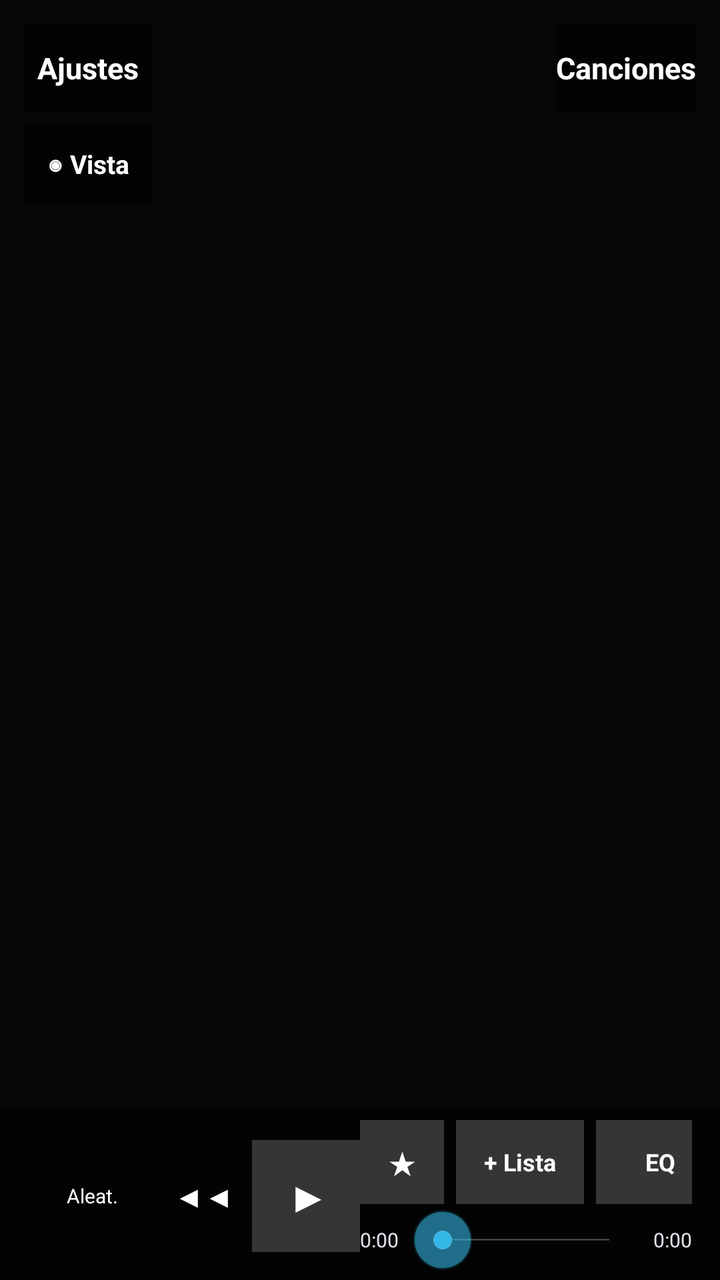
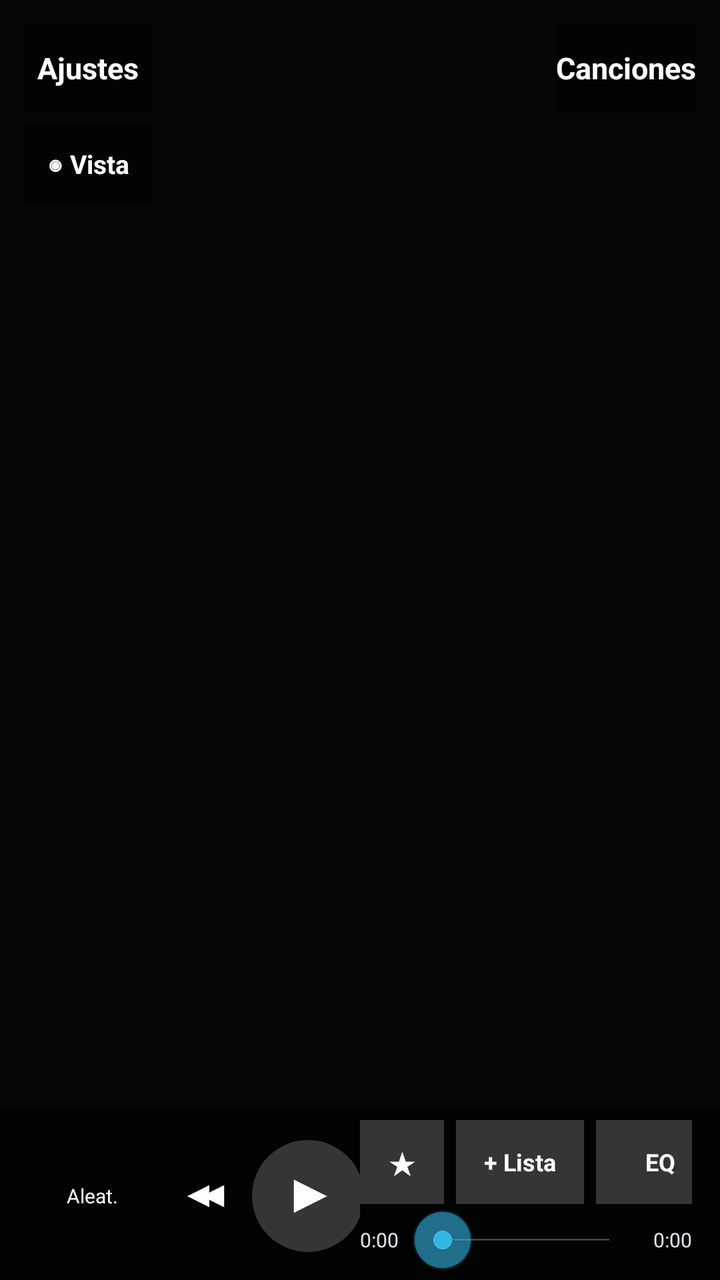

Before-and-after screenshots of an Android layout around one commit, followed by the original layout XML and the change that was made.
<!-- AndroidManifest.xml: application theme AppTheme -->
<!-- res/layout/activity_main.xml -->
<?xml version="1.0" encoding="utf-8"?>
<FrameLayout xmlns:android="http://schemas.android.com/apk/res/android"
    android:layout_width="match_parent"
    android:layout_height="match_parent"
    android:background="@color/bg">

    
    <FrameLayout
        android:id="@+id/paneReproduciendo"
        android:layout_width="match_parent"
        android:layout_height="match_parent">

        
        
        <ImageView
            android:id="@+id/artBg"
            android:layout_width="match_parent"
            android:layout_height="match_parent"
            android:scaleType="centerCrop"
            android:background="@color/bg"/>
        <View
            android:id="@+id/artScrim"
            android:layout_width="match_parent"
            android:layout_height="match_parent"
            android:background="#66000000"/>

        <com.euroaluminio.reproductor.VisualizerView
            android:id="@+id/vizBg"
            android:layout_width="match_parent"
            android:layout_height="match_parent"
            android:visibility="gone"/>

        <LinearLayout
            android:layout_width="match_parent"
            android:layout_height="match_parent"
            android:orientation="vertical">

        <FrameLayout
            android:layout_width="match_parent"
            android:layout_height="0dp"
            android:layout_weight="1">

        
        <ImageView
            android:id="@+id/art"
            android:layout_width="match_parent"
            android:layout_height="match_parent"
            android:scaleType="fitCenter"
            android:paddingTop="6dp"
            android:paddingBottom="14dp"
            android:src="@android:color/transparent"/>

        <com.euroaluminio.reproductor.ParticlesView
            android:id="@+id/particulas"
            android:layout_width="match_parent"
            android:layout_height="match_parent"
            android:visibility="gone"/>

        
        <Button
            android:id="@+id/btnAjustes"
            android:layout_width="wrap_content"
            android:layout_height="44dp"
            android:layout_gravity="top|left"
            android:layout_margin="12dp"
            android:text="Ajustes"
            android:textColor="#FFFFFF"
            android:textStyle="bold"
            android:textSize="15sp"
            android:background="#77000000"/>
        <Button
            android:id="@+id/btnVis"
            android:layout_width="wrap_content"
            android:layout_height="40dp"
            android:layout_gravity="top|left"
            android:layout_marginLeft="12dp"
            android:layout_marginTop="62dp"
            android:text="◉ Vista"
            android:textColor="#FFFFFF"
            android:textStyle="bold"
            android:textSize="13sp"
            android:background="#77000000"/>
        <Button
            android:id="@+id/btnAbrirLista"
            android:layout_width="wrap_content"
            android:layout_height="44dp"
            android:layout_gravity="top|right"
            android:layout_margin="12dp"
            android:text="Canciones"
            android:textColor="#FFFFFF"
            android:textStyle="bold"
            android:textSize="15sp"
            android:background="#77000000"/>

        </FrameLayout>

        
        <LinearLayout
            android:layout_width="match_parent"
            android:layout_height="wrap_content"
            android:orientation="vertical"
            android:background="#77000000"
            android:paddingLeft="14dp"
            android:paddingRight="14dp"
            android:paddingTop="6dp"
            android:paddingBottom="4dp">

            <LinearLayout
                android:layout_width="match_parent"
                android:layout_height="wrap_content"
                android:orientation="horizontal"
                android:gravity="center_vertical">

                
                <LinearLayout
                    android:layout_width="0dp"
                    android:layout_height="wrap_content"
                    android:layout_weight="1"
                    android:orientation="horizontal"
                    android:gravity="center_vertical">
                    <Button android:id="@+id/btnShuffle" android:layout_width="wrap_content" android:layout_height="38dp"
                        android:text="Aleat." android:textSize="10sp" android:textColor="#FFFFFF" android:background="@android:color/transparent"/>
                    <Button android:id="@+id/btnPrev" android:layout_width="48dp" android:layout_height="48dp"
                        android:text="◀◀" android:textSize="15sp" android:textColor="#FFFFFF" android:background="@android:color/transparent"/>
                    <Button android:id="@+id/btnPlay" android:layout_width="56dp" android:layout_height="56dp"
                        android:text="▶" android:textSize="22sp" android:textColor="#FFFFFF" android:background="#33FFFFFF"/>
                    <Button android:id="@+id/btnNext" android:layout_width="48dp" android:layout_height="48dp"
                        android:text="▶▶" android:textSize="15sp" android:textColor="#FFFFFF" android:background="@android:color/transparent"/>
                    <Button android:id="@+id/btnRepeat" android:layout_width="wrap_content" android:layout_height="38dp"
                        android:text="Repetir" android:textSize="10sp" android:textColor="#FFFFFF" android:background="@android:color/transparent"/>
                </LinearLayout>

                
                <LinearLayout
                    android:layout_width="0dp"
                    android:layout_height="wrap_content"
                    android:layout_weight="1"
                    android:orientation="vertical">
                    <LinearLayout android:layout_width="match_parent" android:layout_height="wrap_content"
                        android:orientation="horizontal" android:gravity="center_vertical">
                        <LinearLayout android:layout_width="0dp" android:layout_height="wrap_content" android:layout_weight="1" android:orientation="vertical">
                            <TextView android:id="@+id/title" android:layout_width="match_parent" android:layout_height="wrap_content"
                                android:text="Sonido JFV" android:textColor="#FFFFFF" android:textSize="15sp" android:textStyle="bold"
                                android:singleLine="true" android:ellipsize="end"
                                android:shadowColor="#000000" android:shadowDx="0" android:shadowDy="1" android:shadowRadius="6"/>
                            <TextView android:id="@+id/artist" android:layout_width="match_parent" android:layout_height="wrap_content"
                                android:text="Desliza para cambiar canción" android:textColor="#E0E0E8" android:textSize="12sp"
                                android:singleLine="true" android:ellipsize="end"
                                android:shadowColor="#000000" android:shadowDx="0" android:shadowDy="1" android:shadowRadius="6"/>
                        </LinearLayout>
                        <Button android:id="@+id/btnFav" android:layout_width="42dp" android:layout_height="42dp"
                            android:text="★" android:textSize="16sp" android:textColor="#FFFFFF" android:background="#33FFFFFF"/>
                        <Button android:id="@+id/btnMasLista" android:layout_width="wrap_content" android:layout_height="42dp"
                            android:text="+ Lista" android:textStyle="bold" android:textColor="#FFFFFF" android:background="#33FFFFFF" android:layout_marginLeft="6dp" android:textSize="12sp"/>
                        <Button android:id="@+id/btnEq" android:layout_width="wrap_content" android:layout_height="42dp"
                            android:text="EQ" android:textColor="#FFFFFF" android:textStyle="bold" android:background="#33FFFFFF" android:layout_marginLeft="6dp" android:textSize="12sp"/>
                    </LinearLayout>

                    <LinearLayout android:layout_width="match_parent" android:layout_height="wrap_content"
                        android:orientation="horizontal" android:gravity="center_vertical" android:layout_marginTop="2dp">
                        <TextView android:id="@+id/tCur" android:layout_width="wrap_content" android:layout_height="wrap_content"
                            android:text="0:00" android:textColor="#E0E0E8" android:textSize="10sp"/>
                        <SeekBar android:id="@+id/seek" android:layout_width="0dp" android:layout_height="wrap_content"
                            android:layout_weight="1" android:layout_marginLeft="6dp" android:layout_marginRight="6dp"/>
                        <TextView android:id="@+id/tDur" android:layout_width="wrap_content" android:layout_height="wrap_content"
                            android:text="0:00" android:textColor="#E0E0E8" android:textSize="10sp"/>
                    </LinearLayout>
                </LinearLayout>
            </LinearLayout>
        </LinearLayout>
        </LinearLayout>
    </FrameLayout>

    
    <LinearLayout
        android:id="@+id/paneLista"
        android:layout_width="match_parent"
        android:layout_height="match_parent"
        android:orientation="vertical"
        android:background="@color/bg"
        android:padding="10dp"
        android:visibility="gone">

        <LinearLayout
            android:layout_width="match_parent"
            android:layout_height="wrap_content"
            android:orientation="horizontal"
            android:gravity="center_vertical"
            android:paddingBottom="8dp">
            <Button android:id="@+id/btnVolver" android:layout_width="wrap_content" android:layout_height="46dp"
                android:text="&lt; Volver" android:textColor="@color/text" android:textSize="15sp"
                android:background="@color/surface"/>
            <TextView android:id="@+id/count" android:layout_width="0dp" android:layout_height="wrap_content"
                android:layout_weight="1" android:layout_marginLeft="12dp" android:text="Buscando música…"
                android:textColor="@color/muted" android:textSize="14sp"/>
            <Button android:id="@+id/btnReproCarpeta" android:layout_width="wrap_content" android:layout_height="46dp"
                android:text="Reproducir" android:textColor="@color/accent" android:textStyle="bold" android:textSize="13sp"
                android:background="@color/surface" android:visibility="gone"/>
            <Button android:id="@+id/btnAleatCarpeta" android:layout_width="wrap_content" android:layout_height="46dp"
                android:text="Aleatorio" android:textColor="@color/accent" android:textStyle="bold" android:textSize="13sp"
                android:background="@color/surface" android:layout_marginLeft="6dp" android:visibility="gone"/>
        </LinearLayout>

        <LinearLayout android:id="@+id/tabsRow" android:layout_width="match_parent" android:layout_height="wrap_content"
            android:orientation="horizontal" android:paddingBottom="8dp">
            <Button android:id="@+id/tabCarpetas" android:layout_width="0dp" android:layout_height="46dp"
                android:layout_weight="1" android:text="Carpetas" android:textStyle="bold" android:textColor="@color/accent" android:background="@color/surface2"/>
            <Button android:id="@+id/tabListas" android:layout_width="0dp" android:layout_height="46dp"
                android:layout_weight="1" android:layout_marginLeft="8dp" android:text="Mis Listas" android:textStyle="bold" android:textColor="@color/muted" android:background="@color/surface"/>
        </LinearLayout>

        <ListView
            android:id="@+id/list"
            android:layout_width="match_parent"
            android:layout_height="0dp"
            android:layout_weight="1"
            android:cacheColorHint="#00000000"
            android:divider="#18FFFFFF"
            android:dividerHeight="1dp"/>
    </LinearLayout>

    
    <LinearLayout
        android:id="@+id/paneAjustes"
        android:layout_width="match_parent"
        android:layout_height="match_parent"
        android:orientation="vertical"
        android:background="@color/bg"
        android:padding="12dp"
        android:visibility="gone">

        <LinearLayout android:layout_width="match_parent" android:layout_height="wrap_content"
            android:orientation="horizontal" android:gravity="center_vertical" android:paddingBottom="10dp">
            <Button android:id="@+id/btnCerrarAjustes" android:layout_width="wrap_content" android:layout_height="46dp"
                android:text="&lt; Reproduciendo" android:textColor="@color/text" android:textSize="15sp" android:background="@color/surface"/>
            <TextView android:layout_width="0dp" android:layout_height="wrap_content" android:layout_weight="1"
                android:layout_marginLeft="12dp" android:text="Ajustes · v26" android:textColor="@color/muted" android:textSize="15sp"/>
        </LinearLayout>

        <ScrollView android:layout_width="match_parent" android:layout_height="0dp" android:layout_weight="1">
            <LinearLayout android:layout_width="match_parent" android:layout_height="wrap_content" android:orientation="vertical">

                <TextView android:layout_width="match_parent" android:layout_height="wrap_content"
                    android:text="Vincular carpeta de música" android:textColor="@color/text" android:textSize="16sp" android:textStyle="bold"/>
                <TextView android:layout_width="match_parent" android:layout_height="wrap_content"
                    android:text="Elige la carpeta del USB donde está tu música. Solo mostrará esa carpeta." android:textColor="@color/muted" android:textSize="13sp" android:paddingTop="4dp"/>
                <Button android:id="@+id/btnVincular" android:layout_width="wrap_content" android:layout_height="48dp"
                    android:text="Elegir carpeta" android:textColor="@color/accent" android:textStyle="bold" android:background="@color/surface2" android:layout_marginTop="8dp"/>
                <TextView android:id="@+id/txtCarpetaVinc" android:layout_width="match_parent" android:layout_height="wrap_content"
                    android:text="" android:textColor="@color/accent" android:textSize="12sp" android:paddingTop="6dp"/>
                <Button android:id="@+id/btnDesvincular" android:layout_width="wrap_content" android:layout_height="42dp"
                    android:text="Ver toda la música otra vez" android:textColor="@color/muted" android:textSize="12sp" android:background="@android:color/transparent" android:visibility="gone"/>

                <View android:layout_width="match_parent" android:layout_height="1dp" android:background="#22FFFFFF" android:layout_marginTop="12dp" android:layout_marginBottom="12dp"/>

                <LinearLayout android:layout_width="match_parent" android:layout_height="wrap_content" android:orientation="horizontal" android:gravity="center_vertical">
                    <LinearLayout android:layout_width="0dp" android:layout_height="wrap_content" android:layout_weight="1" android:orientation="vertical">
                        <TextView android:layout_width="match_parent" android:layout_height="wrap_content" android:text="Descargar carátula al agregar" android:textColor="@color/text" android:textSize="16sp" android:textStyle="bold"/>
                        <TextView android:layout_width="match_parent" android:layout_height="wrap_content" android:text="Busca la portada en internet." android:textColor="@color/muted" android:textSize="13sp"/>
                    </LinearLayout>
                    <CheckBox android:id="@+id/chkAuto" android:layout_width="wrap_content" android:layout_height="wrap_content"/>
                </LinearLayout>

                <LinearLayout android:layout_width="match_parent" android:layout_height="wrap_content" android:orientation="horizontal" android:gravity="center_vertical" android:layout_marginTop="10dp">
                    <LinearLayout android:layout_width="0dp" android:layout_height="wrap_content" android:layout_weight="1" android:orientation="vertical">
                        <TextView android:layout_width="match_parent" android:layout_height="wrap_content" android:text="Grabar carátula dentro del MP3" android:textColor="@color/text" android:textSize="16sp" android:textStyle="bold"/>
                        <TextView android:layout_width="match_parent" android:layout_height="wrap_content" android:text="La guarda en el archivo, en su carpeta." android:textColor="@color/muted" android:textSize="13sp"/>
                    </LinearLayout>
                    <CheckBox android:id="@+id/chkEmbed" android:layout_width="wrap_content" android:layout_height="wrap_content"/>
                </LinearLayout>

                <View android:layout_width="match_parent" android:layout_height="1dp" android:background="#22FFFFFF" android:layout_marginTop="12dp" android:layout_marginBottom="12dp"/>

                <TextView android:layout_width="match_parent" android:layout_height="wrap_content" android:text="Calidad de la carátula" android:textColor="@color/text" android:textSize="16sp" android:textStyle="bold"/>
                <LinearLayout android:layout_width="wrap_content" android:layout_height="wrap_content" android:orientation="horizontal" android:layout_marginTop="8dp">
                    <Button android:id="@+id/calNormal" android:layout_width="wrap_content" android:layout_height="44dp" android:text="Normal" android:textSize="13sp" android:background="@color/surface"/>
                    <Button android:id="@+id/calAlta" android:layout_width="wrap_content" android:layout_height="44dp" android:text="Alta" android:textSize="13sp" android:background="@color/surface2" android:layout_marginLeft="6dp"/>
                    <Button android:id="@+id/calMaxima" android:layout_width="wrap_content" android:layout_height="44dp" android:text="Máxima" android:textSize="13sp" android:background="@color/surface" android:layout_marginLeft="6dp"/>
                </LinearLayout>

                <TextView android:layout_width="match_parent" android:layout_height="wrap_content" android:text="Tema de color" android:textColor="@color/text" android:textSize="16sp" android:textStyle="bold" android:layout_marginTop="14dp"/>
                <LinearLayout android:layout_width="wrap_content" android:layout_height="wrap_content" android:orientation="horizontal" android:layout_marginTop="8dp">
                    <Button android:id="@+id/temaAmbar" android:layout_width="46dp" android:layout_height="46dp" android:text=" " android:background="#FFB020"/>
                    <Button android:id="@+id/temaAzul" android:layout_width="46dp" android:layout_height="46dp" android:text=" " android:background="#3B82F6" android:layout_marginLeft="8dp"/>
                    <Button android:id="@+id/temaRojo" android:layout_width="46dp" android:layout_height="46dp" android:text=" " android:background="#EF4444" android:layout_marginLeft="8dp"/>
                    <Button android:id="@+id/temaVerde" android:layout_width="46dp" android:layout_height="46dp" android:text=" " android:background="#22C55E" android:layout_marginLeft="8dp"/>
                </LinearLayout>

                <TextView android:layout_width="match_parent" android:layout_height="wrap_content" android:text="Ordenar canciones" android:textColor="@color/text" android:textSize="16sp" android:textStyle="bold" android:layout_marginTop="14dp"/>
                <LinearLayout android:layout_width="wrap_content" android:layout_height="wrap_content" android:orientation="horizontal" android:layout_marginTop="8dp">
                    <Button android:id="@+id/ordNombre" android:layout_width="wrap_content" android:layout_height="44dp" android:text="Nombre" android:textSize="13sp" android:background="@color/surface2"/>
                    <Button android:id="@+id/ordArtista" android:layout_width="wrap_content" android:layout_height="44dp" android:text="Artista" android:textSize="13sp" android:background="@color/surface" android:layout_marginLeft="6dp"/>
                    <Button android:id="@+id/ordFecha" android:layout_width="wrap_content" android:layout_height="44dp" android:text="Fecha" android:textSize="13sp" android:background="@color/surface" android:layout_marginLeft="6dp"/>
                </LinearLayout>

                <LinearLayout android:layout_width="match_parent" android:layout_height="wrap_content" android:orientation="horizontal" android:gravity="center_vertical" android:layout_marginTop="14dp">
                    <TextView android:layout_width="0dp" android:layout_height="wrap_content" android:layout_weight="1" android:text="Reanudar última canción" android:textColor="@color/text" android:textSize="16sp" android:textStyle="bold"/>
                    <CheckBox android:id="@+id/chkResume" android:layout_width="wrap_content" android:layout_height="wrap_content"/>
                </LinearLayout>
                <LinearLayout android:layout_width="match_parent" android:layout_height="wrap_content" android:orientation="horizontal" android:gravity="center_vertical" android:layout_marginTop="8dp">
                    <TextView android:layout_width="0dp" android:layout_height="wrap_content" android:layout_weight="1" android:text="Auto-reproducir al abrir" android:textColor="@color/text" android:textSize="16sp" android:textStyle="bold"/>
                    <CheckBox android:id="@+id/chkAutoplay" android:layout_width="wrap_content" android:layout_height="wrap_content"/>
                </LinearLayout>
                <LinearLayout android:layout_width="match_parent" android:layout_height="wrap_content" android:orientation="horizontal" android:gravity="center_vertical" android:layout_marginTop="8dp">
                    <TextView android:layout_width="0dp" android:layout_height="wrap_content" android:layout_weight="1" android:text="Pausar al desconectar el USB" android:textColor="@color/text" android:textSize="16sp" android:textStyle="bold"/>
                    <CheckBox android:id="@+id/chkPausaUsb" android:layout_width="wrap_content" android:layout_height="wrap_content"/>
                </LinearLayout>
                <LinearLayout android:layout_width="match_parent" android:layout_height="wrap_content" android:orientation="horizontal" android:gravity="center_vertical" android:layout_marginTop="8dp">
                    <TextView android:layout_width="0dp" android:layout_height="wrap_content" android:layout_weight="1" android:text="Seguir sonando con pantalla apagada" android:textColor="@color/text" android:textSize="16sp" android:textStyle="bold"/>
                    <CheckBox android:id="@+id/chkPantalla" android:layout_width="wrap_content" android:layout_height="wrap_content"/>
                </LinearLayout>
                <LinearLayout android:layout_width="match_parent" android:layout_height="wrap_content" android:orientation="horizontal" android:gravity="center_vertical" android:layout_marginTop="8dp">
                    <TextView android:layout_width="0dp" android:layout_height="wrap_content" android:layout_weight="1" android:text="Volumen al arrancar (50%)" android:textColor="@color/text" android:textSize="16sp" android:textStyle="bold"/>
                    <CheckBox android:id="@+id/chkVolArranque" android:layout_width="wrap_content" android:layout_height="wrap_content"/>
                </LinearLayout>

                <View android:layout_width="match_parent" android:layout_height="1dp" android:background="#22FFFFFF" android:layout_marginTop="12dp" android:layout_marginBottom="12dp"/>

                <Button android:id="@+id/btnDescargarArt" android:layout_width="match_parent" android:layout_height="52dp"
                    android:text="Descargar carátulas faltantes" android:textColor="@color/accent" android:textStyle="bold" android:background="@color/surface2"/>
                <TextView android:id="@+id/txtProgArt" android:layout_width="match_parent" android:layout_height="wrap_content"
                    android:text="" android:textColor="@color/muted" android:textSize="12sp" android:gravity="center" android:paddingTop="10dp"/>
                <TextView android:id="@+id/txtNet" android:layout_width="match_parent" android:layout_height="wrap_content"
                    android:text="" android:textColor="@color/muted" android:textSize="12sp" android:gravity="center" android:paddingTop="4dp"/>
            </LinearLayout>
        </ScrollView>
    </LinearLayout>

    
    <LinearLayout
        android:id="@+id/paneExplorar"
        android:layout_width="match_parent"
        android:layout_height="match_parent"
        android:orientation="vertical"
        android:background="@color/bg"
        android:padding="12dp"
        android:visibility="gone">

        <LinearLayout android:layout_width="match_parent" android:layout_height="wrap_content"
            android:orientation="horizontal" android:gravity="center_vertical" android:paddingBottom="8dp">
            <Button android:id="@+id/btnCancelarExplorar" android:layout_width="wrap_content" android:layout_height="46dp"
                android:text="Cancelar" android:textColor="@color/text" android:textSize="14sp" android:background="@color/surface"/>
            <Button android:id="@+id/btnUsarCarpeta" android:layout_width="wrap_content" android:layout_height="46dp"
                android:text="Usar esta carpeta" android:textColor="@color/accent" android:textStyle="bold" android:textSize="14sp"
                android:background="@color/surface" android:layout_marginLeft="8dp"/>
        </LinearLayout>
        <TextView android:id="@+id/txtRutaActual" android:layout_width="match_parent" android:layout_height="wrap_content"
            android:text="/" android:textColor="@color/muted" android:textSize="12sp" android:paddingBottom="6dp"/>
        <ListView android:id="@+id/listExplorar" android:layout_width="match_parent" android:layout_height="0dp"
            android:layout_weight="1" android:cacheColorHint="#00000000" android:divider="#18FFFFFF" android:dividerHeight="1dp"/>
    </LinearLayout>

</FrameLayout>
<!-- resources referenced by this layout -->
<resources>
  <color name="accent">#FFB020</color>
  <color name="bg">#0A0A0E</color>
  <color name="muted">#8B8B9A</color>
  <color name="surface">#1C1C26</color>
  <color name="surface2">#262633</color>
  <color name="text">#F4F4F8</color>
  <style name="AppTheme" parent="@android:style/Theme.Holo.NoActionBar">
          <item name="android:windowBackground">@color/bg</item>
      </style>
</resources>

<!-- the commit's change to res/layout/activity_main.xml (unified diff, before → after) -->
@@ -120,12 +120,12 @@
                     android:gravity="center_vertical">
                     <Button android:id="@+id/btnShuffle" android:layout_width="wrap_content" android:layout_height="38dp"
                         android:text="Aleat." android:textSize="10sp" android:textColor="#FFFFFF" android:background="@android:color/transparent"/>
-                    <Button android:id="@+id/btnPrev" android:layout_width="48dp" android:layout_height="48dp"
-                        android:text="◀◀" android:textSize="15sp" android:textColor="#FFFFFF" android:background="@android:color/transparent"/>
-                    <Button android:id="@+id/btnPlay" android:layout_width="56dp" android:layout_height="56dp"
-                        android:text="▶" android:textSize="22sp" android:textColor="#FFFFFF" android:background="#33FFFFFF"/>
-                    <Button android:id="@+id/btnNext" android:layout_width="48dp" android:layout_height="48dp"
-                        android:text="▶▶" android:textSize="15sp" android:textColor="#FFFFFF" android:background="@android:color/transparent"/>
+                    <ImageButton android:id="@+id/btnPrev" android:layout_width="48dp" android:layout_height="48dp"
+                        android:src="@drawable/ic_jfv_prev" android:scaleType="fitCenter" android:padding="10dp" android:background="@android:color/transparent"/>
+                    <ImageButton android:id="@+id/btnPlay" android:layout_width="56dp" android:layout_height="56dp"
+                        android:src="@drawable/ic_jfv_play" android:scaleType="fitCenter" android:padding="12dp" android:background="@drawable/circulo_vidrio"/>
+                    <ImageButton android:id="@+id/btnNext" android:layout_width="48dp" android:layout_height="48dp"
+                        android:src="@drawable/ic_jfv_next" android:scaleType="fitCenter" android:padding="10dp" android:background="@android:color/transparent"/>
                     <Button android:id="@+id/btnRepeat" android:layout_width="wrap_content" android:layout_height="38dp"
                         android:text="Repetir" android:textSize="10sp" android:textColor="#FFFFFF" android:background="@android:color/transparent"/>
                 </LinearLayout>
@@ -234,7 +234,7 @@
             <Button android:id="@+id/btnCerrarAjustes" android:layout_width="wrap_content" android:layout_height="46dp"
                 android:text="&lt; Reproduciendo" android:textColor="@color/text" android:textSize="15sp" android:background="@color/surface"/>
             <TextView android:layout_width="0dp" android:layout_height="wrap_content" android:layout_weight="1"
-                android:layout_marginLeft="12dp" android:text="Ajustes · v26" android:textColor="@color/muted" android:textSize="15sp"/>
+                android:layout_marginLeft="12dp" android:text="Ajustes · v29" android:textColor="@color/muted" android:textSize="15sp"/>
         </LinearLayout>
 
         <ScrollView android:layout_width="match_parent" android:layout_height="0dp" android:layout_weight="1">
<!-- resource entries referenced after the edit -->
@@ -6,6 +6,15 @@
   <color name="surface">#1C1C26</color>
   <color name="surface2">#262633</color>
   <color name="text">#F4F4F8</color>
+  <!-- drawable circulo_vidrio (drawable) -->
+  <?xml version="1.0" encoding="utf-8"?>
+  <shape xmlns:android="http://schemas.android.com/apk/res/android"
+      android:shape="oval">
+      <solid android:color="#33FFFFFF"/>
+  </shape>
+  <!-- drawable ic_jfv_next: png bitmap (drawable-hdpi, 283 bytes) -->
+  <!-- drawable ic_jfv_play: png bitmap (drawable-hdpi, 294 bytes) -->
+  <!-- drawable ic_jfv_prev: png bitmap (drawable-hdpi, 268 bytes) -->
   <style name="AppTheme" parent="@android:style/Theme.Holo.NoActionBar">
           <item name="android:windowBackground">@color/bg</item>
       </style>
